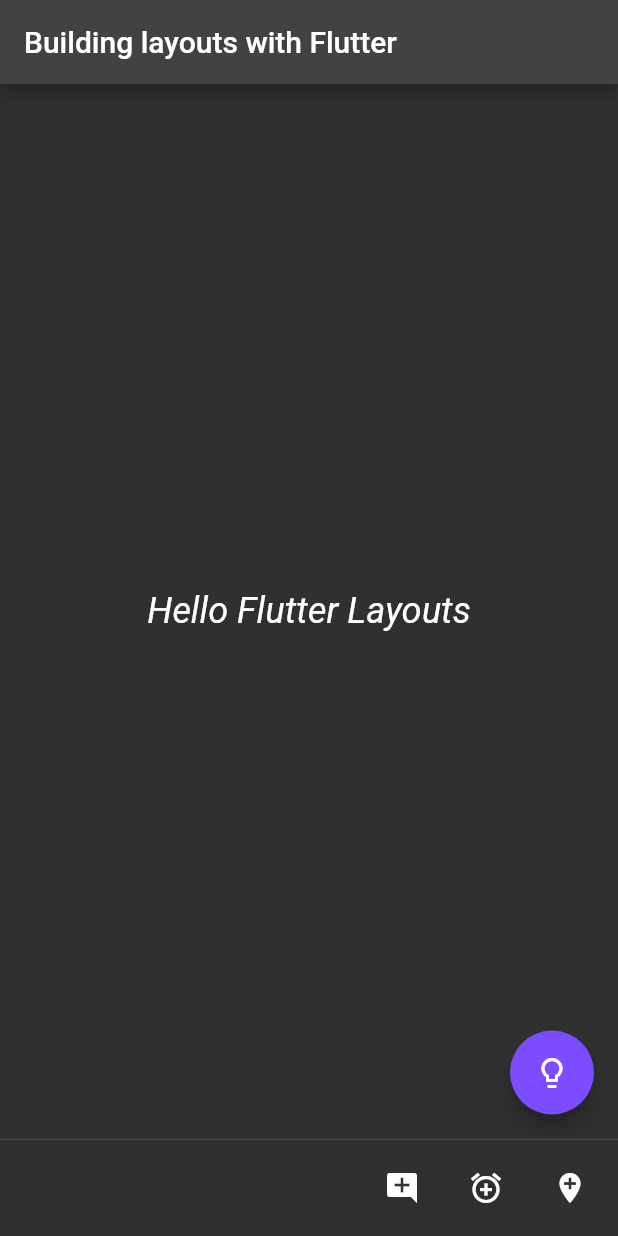
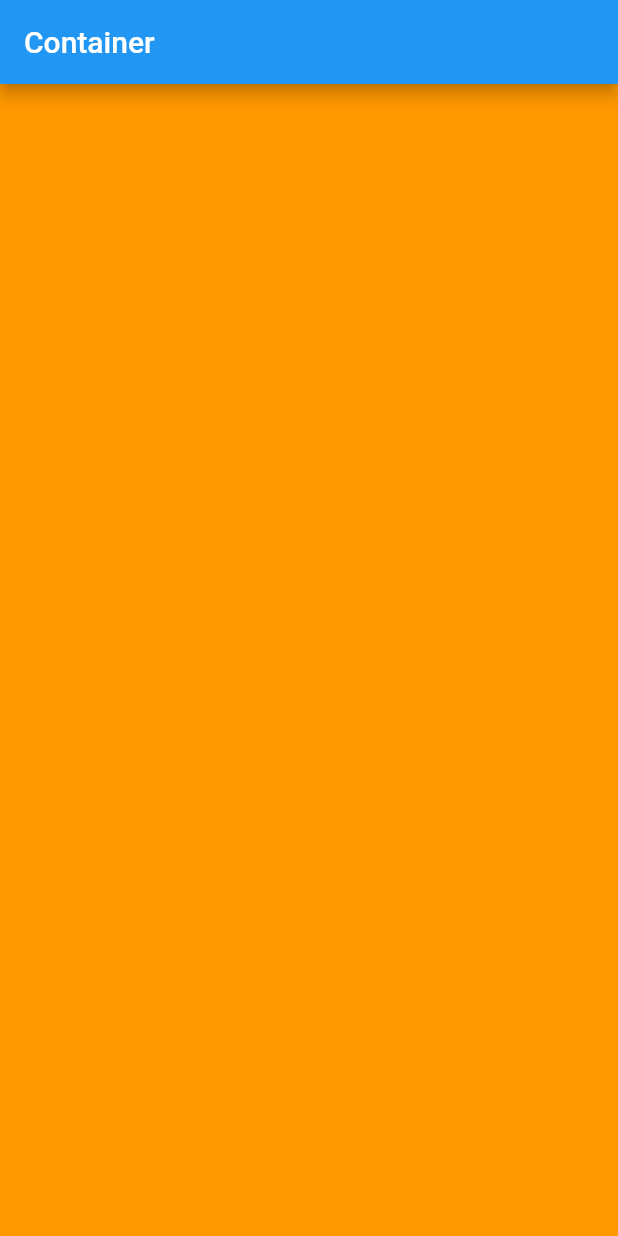
Before and after one commit to MonikaSliciute/hello-layouts, a Flutter app: the screen it shows after launch, on a phone screen of 412 x 824 dp. Run offline on Flutter 3.47's test engine with Material 2 defaults, Android fonts, the phone set to English and light mode, and no system bars.

Commit message:
Replaced App body with a container, removed themes

```diff
--- a/lib/main.dart
+++ b/lib/main.dart
@@ -8,36 +8,14 @@ class MyApp extends StatelessWidget {
   @override
   Widget build(BuildContext context) {
     return MaterialApp(
-      theme: ThemeData(
-        brightness: Brightness.dark,
-        primaryColor: Color(0xFF009688),
-        accentColor: Color(0xFF7C4DFF),
-        textTheme: TextTheme(
-          bodyText2: TextStyle(
-            fontSize: 24,
-            fontStyle: FontStyle.italic,
-          ),
-        ),
-      ),
+      title: "Container App",
       home: Scaffold(
         appBar: AppBar(
-          title: Text("Building layouts with Flutter"),
+          title: Text('Container'),
         ),
-        body: Center(
-          child: Text(
-            "Hello Flutter Layouts",
-          ),
+        body: Container(
+          color: Colors.orange,
         ),
-        floatingActionButton: FloatingActionButton(
-            child: Icon(Icons.lightbulb_outline),
-            onPressed: () {
-              print("You rang?");
-            }),
-        persistentFooterButtons: <Widget>[
-          IconButton(onPressed: () {}, icon: Icon(Icons.add_comment)),
-          IconButton(onPressed: () {}, icon: Icon(Icons.add_alarm)),
-          IconButton(onPressed: () {}, icon: Icon(Icons.add_location)),
-        ],
       ),
     );
   }
```
